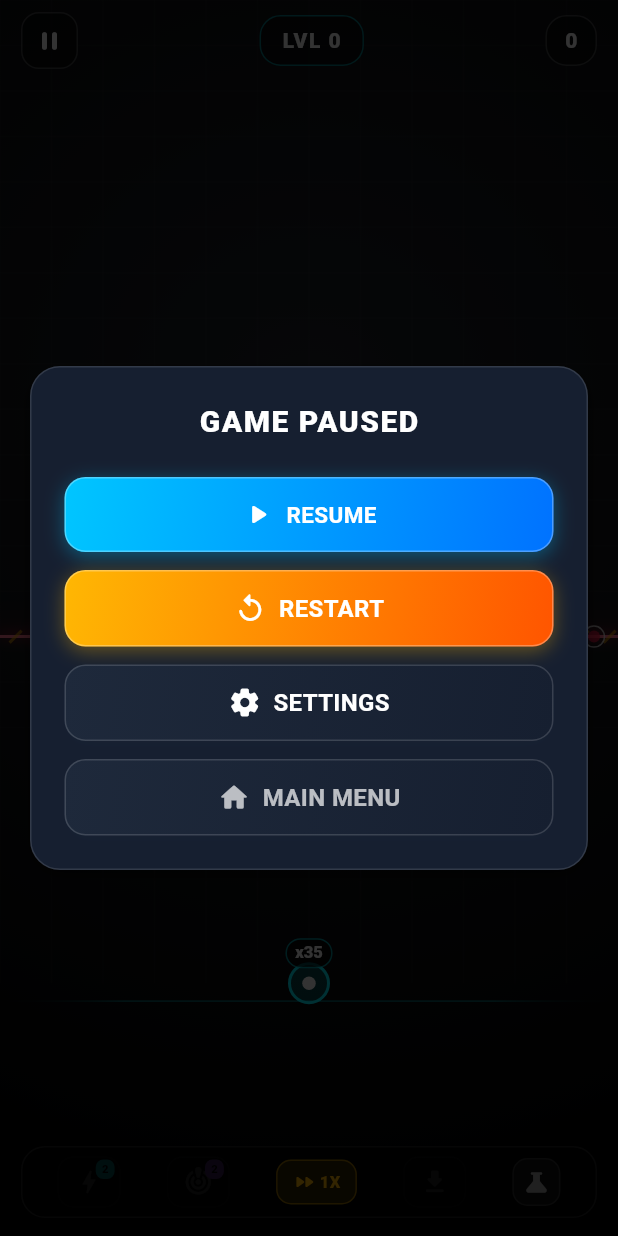
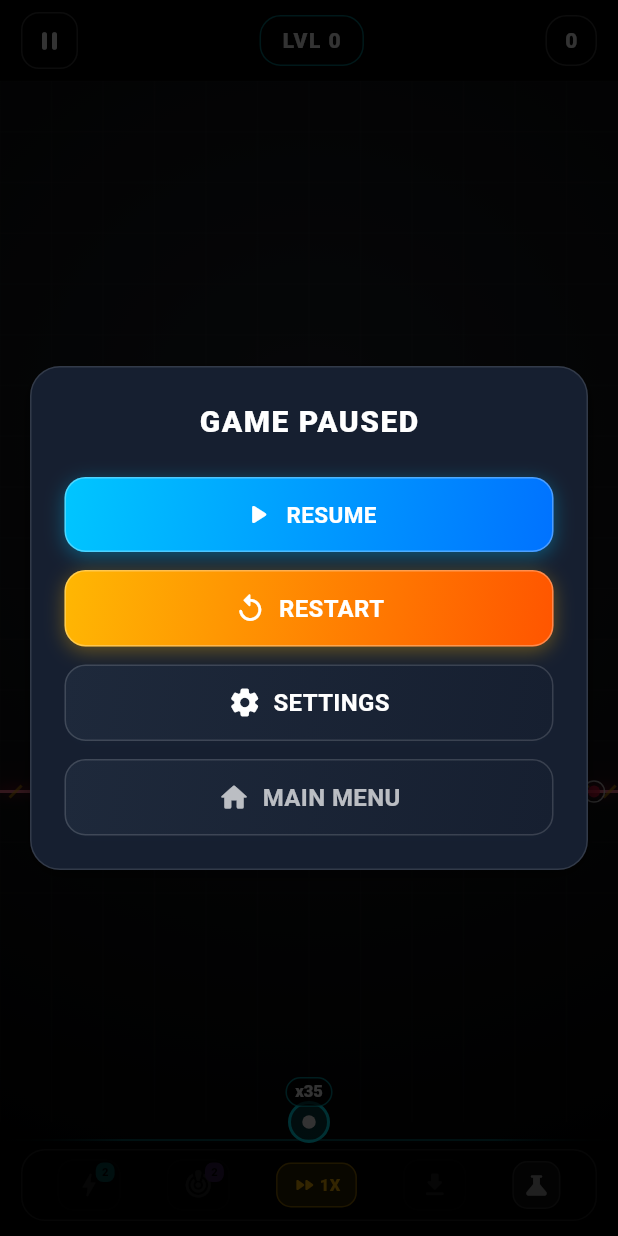
Before and after one commit to Yashgabani845/brick-breaker, a Flutter app: the GameplayScreen screen opened directly with empty values, after a tap on the "pause" icon, on a phone screen of 412 x 824 dp. Run offline on Flutter 3.47's test engine with Material 3 defaults, Android fonts, the phone set to English and light mode, and no system bars; our stand-ins replace audioplayers, shared_preferences; missing offline and left inert: dart:js; accounts and stored records are empty.

Commit message:
fix(layout): Place top HUD in dedicated header above playground to eliminate overlap with bricks

```diff
--- a/lib/game/rendering/game_painter.dart
+++ b/lib/game/rendering/game_painter.dart
@@ -43,7 +43,7 @@ class GamePainter extends CustomPainter {
   @override
   void paint(Canvas canvas, Size size) {
     final cellWidth = size.width / columns;
-    final cellHeight = (launcherPosition.y * 0.74) / rows;
+    final cellHeight = (launcherPosition.y * 0.78) / rows;
 
     // 1. Render Deep OLED Cosmic Background & Grid
     _renderBackground(canvas, size, cellWidth, cellHeight);
--- a/lib/game/systems/game_controller.dart
+++ b/lib/game/systems/game_controller.dart
@@ -77,10 +77,9 @@ class GameController extends ChangeNotifier {
 
   void setDimensions(double width, double height) {
     playfieldWidth = width;
-    // Dedicated playfield height - reserves bottom 18% for the controls dock
-    playfieldHeight = height * 0.81;
+    playfieldHeight = height;
     cellWidth = width / currentLevel.columns;
-    cellHeight = (playfieldHeight * 0.74) / currentLevel.rows;
+    cellHeight = (playfieldHeight * 0.78) / currentLevel.rows;
 
     physicsEngine = PhysicsEngine(
       columns: currentLevel.columns,
@@ -90,7 +89,7 @@ class GameController extends ChangeNotifier {
     );
 
     if (state == GameState.aiming) {
-      launcherPosition.set(playfieldWidth / 2, playfieldHeight - 12.0);
+      launcherPosition.set(playfieldWidth / 2, playfieldHeight - 14.0);
     }
     notifyListeners();
   }
--- a/lib/ui/screens/gameplay_screen.dart
+++ b/lib/ui/screens/gameplay_screen.dart
@@ -185,14 +185,21 @@ class _GameplayScreenState extends State<GameplayScreen> with SingleTickerProvid
     return Scaffold(
       backgroundColor: bgColor,
       body: SafeArea(
+        child: Column(
+          children: [
+            // 1. Dedicated Top HUD Header (Pause, Level Chip, Score & Combo)
+            Padding(
+              padding: const EdgeInsets.symmetric(horizontal: 14.0, vertical: 8.0),
+              child: _buildTopHud(),
+            ),
+
+            // 2. Clear, Unobstructed Playground Canvas (Starts cleanly AFTER the top HUD)
+            Expanded(
               child: LayoutBuilder(
                 builder: (context, constraints) {
                   _controller.setDimensions(constraints.maxWidth, constraints.maxHeight);
 
-            return Stack(
-              children: [
-                // 1. Playfield CustomPainter with Gesture Controls
-                GestureDetector(
+                  return GestureDetector(
                     onPanStart: (details) => _controller.onAimStart(details.localPosition),
                     onPanUpdate: (details) => _controller.onAimUpdate(details.localPosition),
                     onPanEnd: (_) => _controller.onAimEnd(),
@@ -218,26 +225,17 @@ class _GameplayScreenState extends State<GameplayScreen> with SingleTickerProvid
                         );
                       },
                     ),
+                  );
+                },
+              ),
             ),
 
-                // 2. Top Glass HUD Bar
-                Positioned(
-                  top: 8,
-                  left: 14,
-                  right: 14,
-                  child: _buildTopHud(),
-                ),
-
-                // 3. Bottom Glass Booster & Controls Dock
-                Positioned(
-                  bottom: 12,
-                  left: 14,
-                  right: 14,
+            // 3. Bottom Booster & Controls Dock
+            Padding(
+              padding: const EdgeInsets.fromLTRB(14.0, 4.0, 14.0, 10.0),
               child: _buildBottomBoosterDock(),
             ),
           ],
-            );
-          },
         ),
       ),
     );
```
Lines whose indentation alone changed are shown as unchanged.
